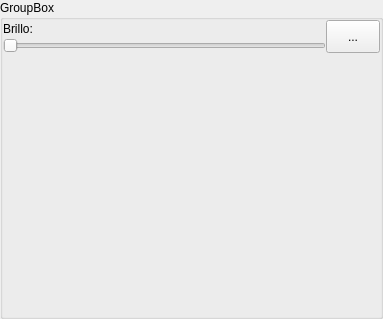
Before: the Qt Designer form Apps/LedRemoteControl/lampwidget.ui in successbyfailure/libreLeds, drawn with Qt 5.
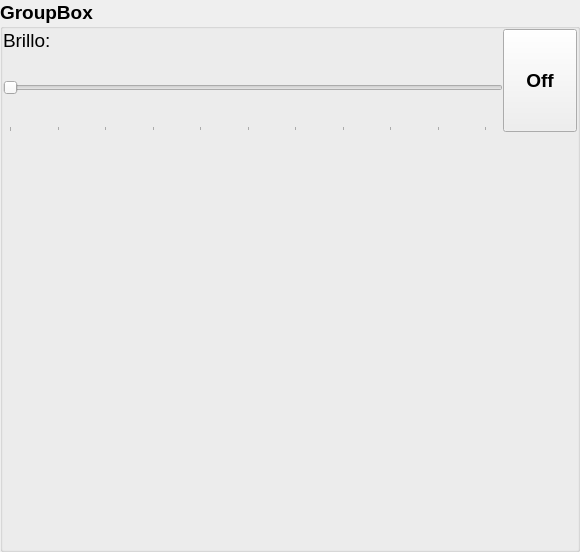
After: the same form once the commit is applied.

```diff
--- a/Apps/LedRemoteControl/lampwidget.ui
+++ b/Apps/LedRemoteControl/lampwidget.ui
@@ -6,10 +6,17 @@
    <rect>
     <x>0</x>
     <y>0</y>
-    <width>383</width>
-    <height>319</height>
+    <width>580</width>
+    <height>552</height>
    </rect>
   </property>
+  <property name="font">
+   <font>
+    <pointsize>14</pointsize>
+    <weight>75</weight>
+    <bold>true</bold>
+   </font>
+  </property>
   <property name="windowTitle">
    <string>GroupBox</string>
   </property>
@@ -38,16 +45,52 @@
       <layout class="QVBoxLayout" name="verticalLayout">
        <item>
         <widget class="QLabel" name="label">
+         <property name="font">
+          <font>
+           <weight>50</weight>
+           <bold>false</bold>
+          </font>
+         </property>
          <property name="text">
           <string>Brillo:</string>
          </property>
         </widget>
        </item>
        <item>
-        <widget class="QSlider" name="horizontalSlider">
+        <widget class="QSlider" name="sliderBright">
+         <property name="minimumSize">
+          <size>
+           <width>500</width>
+           <height>80</height>
+          </size>
+         </property>
+         <property name="maximumSize">
+          <size>
+           <width>16777215</width>
+           <height>150</height>
+          </size>
+         </property>
+         <property name="maximum">
+          <number>255</number>
+         </property>
+         <property name="pageStep">
+          <number>20</number>
+         </property>
          <property name="orientation">
           <enum>Qt::Horizontal</enum>
          </property>
+         <property name="invertedAppearance">
+          <bool>false</bool>
+         </property>
+         <property name="invertedControls">
+          <bool>false</bool>
+         </property>
+         <property name="tickPosition">
+          <enum>QSlider::TicksBelow</enum>
+         </property>
+         <property name="tickInterval">
+          <number>25</number>
+         </property>
         </widget>
        </item>
       </layout>
@@ -60,6 +103,18 @@
          <verstretch>1</verstretch>
         </sizepolicy>
        </property>
+       <property name="minimumSize">
+        <size>
+         <width>64</width>
+         <height>64</height>
+        </size>
+       </property>
+       <property name="maximumSize">
+        <size>
+         <width>200</width>
+         <height>200</height>
+        </size>
+       </property>
        <property name="sizeIncrement">
         <size>
          <width>1</width>
@@ -73,7 +128,7 @@
         </size>
        </property>
        <property name="text">
-        <string>...</string>
+        <string>Off</string>
        </property>
       </widget>
      </item>
```
Left out of the diff: 2 changed lines with no effect on the pictures.
